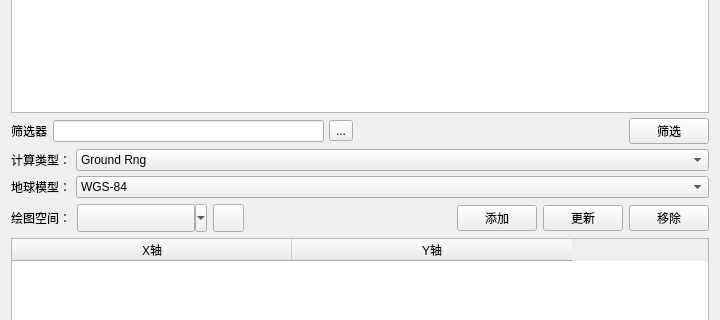
whatudone/plotxy, file AddPlotPair.ui: the form before one commit; both pictures show x 0 to 720 and y 411 to 731 of the 720 by 847 pixel window.
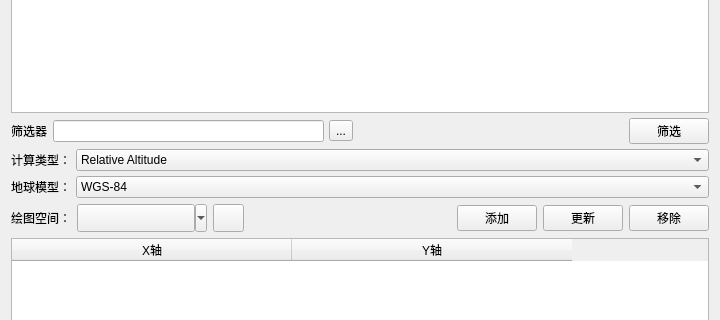
The form after the commit. The open tabs and pages were chosen to show the change.

Patch:
```diff
--- a/AddPlotPair.ui
+++ b/AddPlotPair.ui
@@ -352,7 +352,7 @@
                </property>
                <item>
                 <property name="text">
-                 <string>Ground Rng</string>
+                 <string>Relative Altitude</string>
                 </property>
                </item>
               </widget>
```
Left out of the diff: 6 changed lines with no effect on the pictures.
